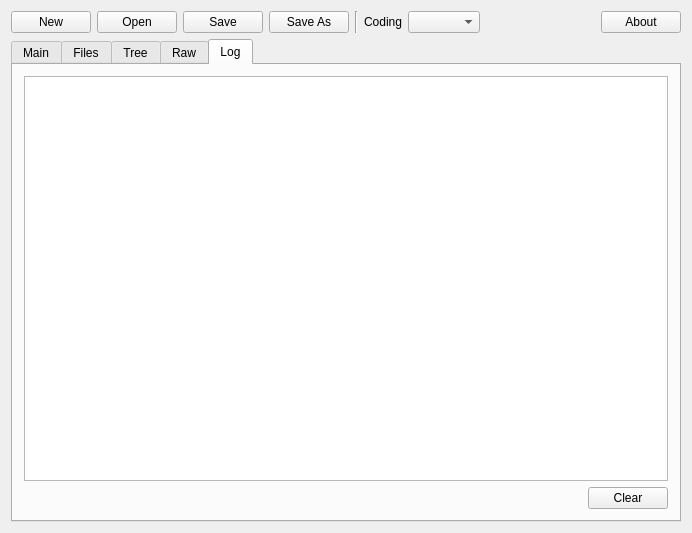
Above: mainwindow.ui from torrent-file-editor/torrent-file-editor before the change. Below: the same form after it.
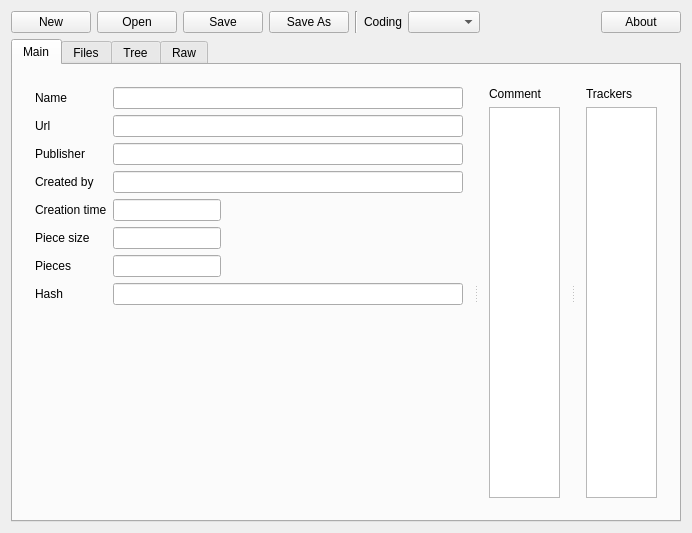
That is the form after the change. The open tabs and pages were chosen to show the change. Icons and pictures are not drawn. Custom widgets are drawn as their Qt base class.

Commit message: dropped log tab

```diff
--- a/mainwindow.ui
+++ b/mainwindow.ui
@@ -638,40 +638,6 @@
         </item>
        </layout>
       </widget>
-      <widget class="QWidget" name="tab_3">
-       <attribute name="title">
-        <string>Log</string>
-       </attribute>
-       <layout class="QVBoxLayout" name="verticalLayout">
-        <item>
-         <widget class="QPlainTextEdit" name="pteLog"/>
-        </item>
-        <item>
-         <layout class="QHBoxLayout" name="horizontalLayout">
-          <item>
-           <spacer name="horizontalSpacer_2">
-            <property name="orientation">
-             <enum>Qt::Horizontal</enum>
-            </property>
-            <property name="sizeHint" stdset="0">
-             <size>
-              <width>40</width>
-              <height>20</height>
-             </size>
-            </property>
-           </spacer>
-          </item>
-          <item>
-           <widget class="QPushButton" name="pushButton_4">
-            <property name="text">
-             <string>Clear</string>
-            </property>
-           </widget>
-          </item>
-         </layout>
-        </item>
-       </layout>
-      </widget>
      </widget>
     </item>
    </layout>
```
Left out of the diff: 18 changed lines with no effect on the pictures. The commit also changes 1 other file.
